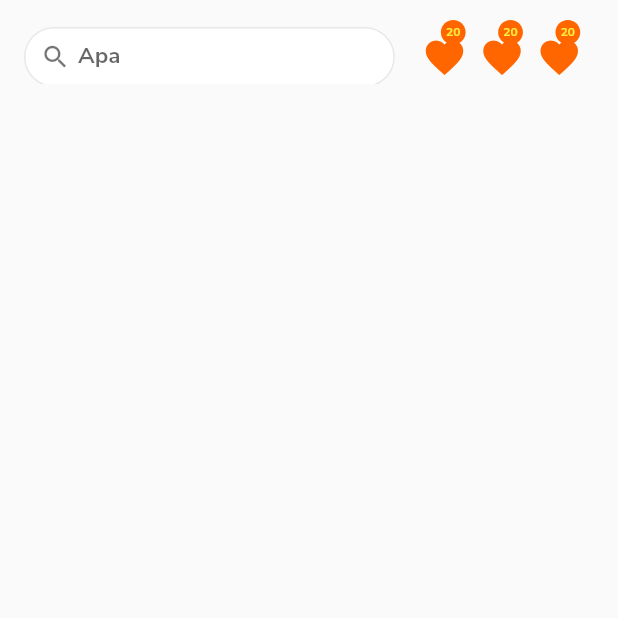
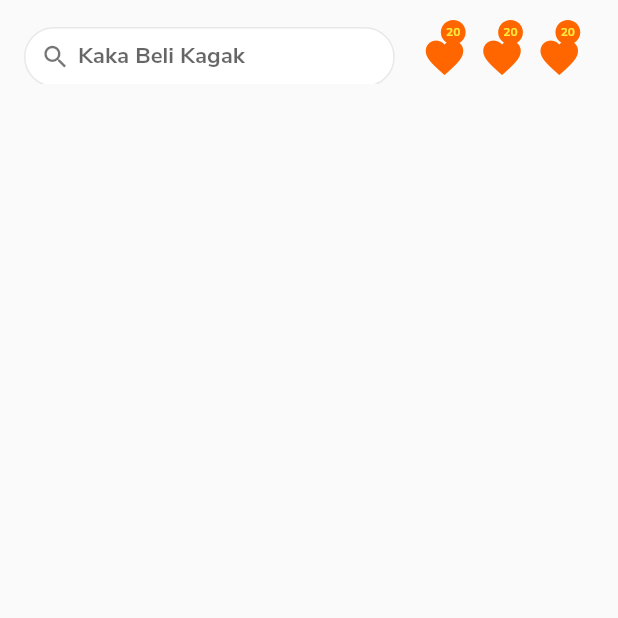
Before and after one commit to animusphere1/papi_kost_2, a Flutter app: the screen it shows after launch, on a phone screen of 412 x 824 dp, the top half of it. Run offline on Flutter 3.47's test engine with Material 2 defaults, Android fonts, the phone set to English and light mode, and no system bars; our stand-ins replace device_info, dots_indicator, font_awesome_flutter, geolocator, supercharged; missing offline and left inert: imei_plugin.

Commit message:
Saat Ngejar

```diff
--- a/lib/core/viewmodel/uiprovider/homeprovider.dart
+++ b/lib/core/viewmodel/uiprovider/homeprovider.dart
@@ -7,11 +7,16 @@ class HomeProvider extends ChangeNotifier {
   String get hintTextRand => _hintTextRand;
 
   Random rand = Random();
-  List<String> _listHintTextRand = ['Cari', 'Apa', 'kaka'];
+  List<String> _listHintTextRand = [
+    'Cari Apa Kaka',
+    'Ada Yang Bisa Di Bantu',
+    'Kaka Beli Kagak'
+  ];
 
   void changeHintText() async {
+    await Future.delayed(Duration(seconds: 1));
     Timer.periodic(Duration(seconds: 1), (timer) {
-      _hintTextRand = _listHintTextRand[rand.nextInt(3)];
+      _hintTextRand = _listHintTextRand[rand.nextInt(_listHintTextRand.length)];
       notifyListeners();
     });
   }
--- a/lib/core/viewmodel/uiprovider/onboardprovider.dart
+++ b/lib/core/viewmodel/uiprovider/onboardprovider.dart
@@ -8,7 +8,8 @@ class OnBoardProvider extends ChangeNotifier {
   int id;
 
   void changeDots(int index) async {
-    _indexdots = await index;
+    await Future.delayed(Duration(milliseconds: 10));
+    _indexdots = index;
     notifyListeners();
   }
 
--- a/lib/ui/screen/home/home.dart
+++ b/lib/ui/screen/home/home.dart
@@ -1,6 +1,4 @@
-import 'dart:async';
 import 'package:flutter/material.dart';
-
 import 'widget/appBarHome.dart';
 
 class HomePage extends StatefulWidget {
@@ -9,9 +7,6 @@ class HomePage extends StatefulWidget {
 }
 
 class _HomePageState extends State<HomePage> {
-  int angka = 0;
-  Timer timer;
-
   @override
   initState() {
     super.initState();
--- a/lib/ui/screen/home/widget/searchwidget.dart
+++ b/lib/ui/screen/home/widget/searchwidget.dart
@@ -11,13 +11,15 @@ class _SearchWidgetHomeState extends State<SearchWidgetHome> {
   TextEditingController controller = TextEditingController();
 
   @override
-  void initState() {
+  initState() {
     Provider.of<HomeProvider>(context, listen: false).changeHintText();
     super.initState();
   }
 
   @override
   Widget build(BuildContext context) {
+    return Consumer<HomeProvider>(
+      builder: (context, prov, _) {
         return Container(
           margin: const EdgeInsetsDirectional.only(end: 10),
           height: 40,
@@ -46,7 +48,7 @@ class _SearchWidgetHomeState extends State<SearchWidgetHome> {
                       fontWeight: FontWeight.w600,
                     ),
                     decoration: InputDecoration(
-                  hintText: Provider.of<HomeProvider>(context).hintTextRand,
+                      hintText: prov.hintTextRand,
                       border: InputBorder.none,
                       focusedBorder: InputBorder.none,
                     ),
@@ -56,5 +58,7 @@ class _SearchWidgetHomeState extends State<SearchWidgetHome> {
             ),
           ),
         );
+      },
+    );
   }
 }
```
Also changed, not shown: lib/core/viewmodel/uiprovider/iconhomeprovider/iconprovider.dart (+8 -3 lines), lib/ui/screen/home/widget/appBarHome.dart (+11 -1 lines), lib/ui/screen/login/screen/loginpage.dart (+12 -5 lines), lib/ui/screen/login/widget/button.dart (+3 -5 lines). Lines whose indentation alone changed are shown as unchanged.
